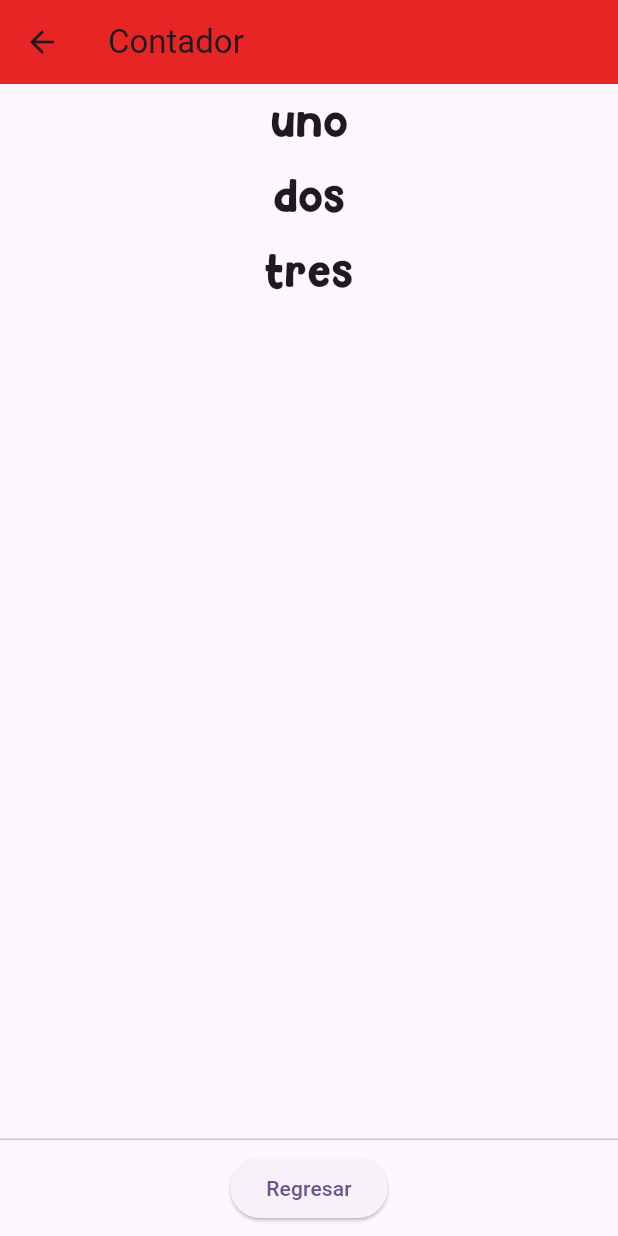
After one commit to Vaporu-Code/laboratorios_Acevedo, a Flutter app: the Lista screen opened directly, on a phone screen of 412 x 824 dp. The commit adds this screen. Run offline on Flutter 3.47's test engine with Material 3 defaults, Android fonts, the phone set to English and light mode, and no system bars; our stand-ins replace flutter_svg.

Commit message:
añadida la lista y detalles

```diff
--- /dev/null
+++ b/laboratorio/lib/pages/lista.dart
@@ -0,0 +1,65 @@
+import 'package:flutter/material.dart';
+import 'package:flutter_svg/flutter_svg.dart';
+
+class Lista extends StatefulWidget {
+  const Lista({Key? key}) : super(key: key);
+
+  @override
+  _ListaState createState() => _ListaState();
+}
+
+class _ListaState extends State<Lista> {
+  @override
+  Widget build(BuildContext context) {
+    return Scaffold(
+      appBar: AppBar(
+        backgroundColor: Color.fromARGB(255, 231, 37, 37),
+        title: Text('Contador'),
+      ),
+
+      body: Center(
+        child: ListView(
+          children: <Widget>[
+            Container(
+              height: 50,
+              color: Color.fromARGB(1, 219, 191, 29),
+              child: const Center(
+                child: Text('uno',
+                style: TextStyle(fontFamily: "Heycomic", fontSize: 30))
+              ),
+            ),
+            Container(
+              height: 50,
+              color: Color.fromARGB(1, 219, 191, 29),
+              child: const Center(
+                child: Text('dos',
+                style: TextStyle(fontFamily: "Heycomic", fontSize: 30))
+              ),
+            ),
+            Container(
+              height: 50,
+              color: Color.fromARGB(1, 219, 191, 29),
+              child: const Center(
+                child: Text('tres',
+                style: TextStyle(fontFamily: "Heycomic", fontSize: 30))
+              ),
+            ),
+          ],
+
+
+
+        ),
+      ),
+      persistentFooterAlignment: AlignmentDirectional.bottomCenter,
+      persistentFooterButtons: <Widget>[
+        ElevatedButton(
+          onPressed: () {
+            Navigator.pop(context);
+          },
+          child: const Text("Regresar"),
+        ),
+      ],
+
+    );
+  }
+}
```
Also changed, not shown: laboratorio/lib/pages/detalles.dart (added, +39 -0 lines), laboratorio/lib/pages/home.dart (+24 -0 lines), 1 other file.
